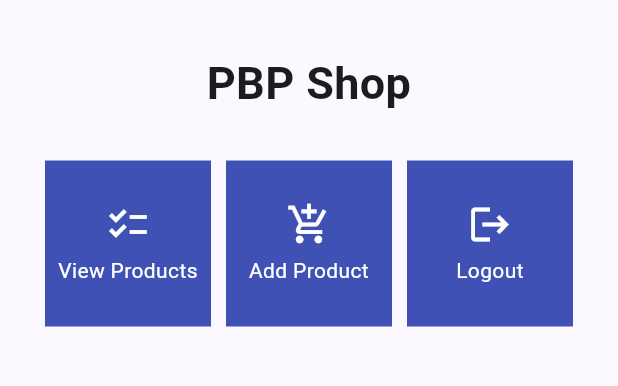
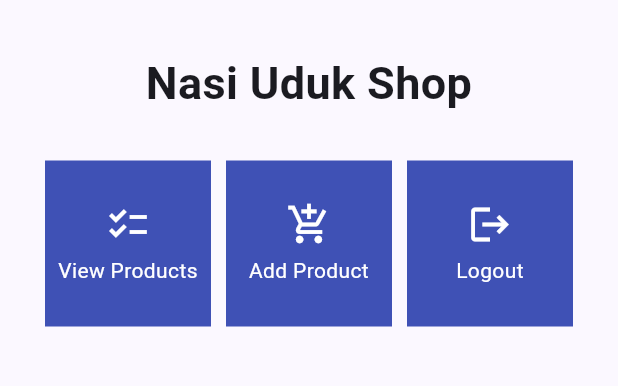
Before and after one commit to goosetea04/shopping-list-flutter, a Flutter app: the screen it shows after launch, on a phone screen of 412 x 824 dp, the part 63-449 px from its top. Run offline on Flutter 3.47's test engine with Material 2 defaults, Android fonts, the phone set to English and light mode, and no system bars.

Commit message:
Nasi Uduk Shop

```diff
--- a/lib/screens/menu.dart
+++ b/lib/screens/menu.dart
@@ -37,9 +37,8 @@ class MyHomePage extends StatelessWidget {
             children: <Widget>[
               const Padding(
                 padding: EdgeInsets.only(top: 10.0, bottom: 10.0),
-                // Text widget to display text with center alignment and appropriate style
                 child: Text(
-                  'PBP Shop', // Text indicating the shop name
+                  'Nasi Uduk Shop', // Text indicating the shop name
                   textAlign: TextAlign.center,
                   style: TextStyle(
                     fontSize: 30,
```
